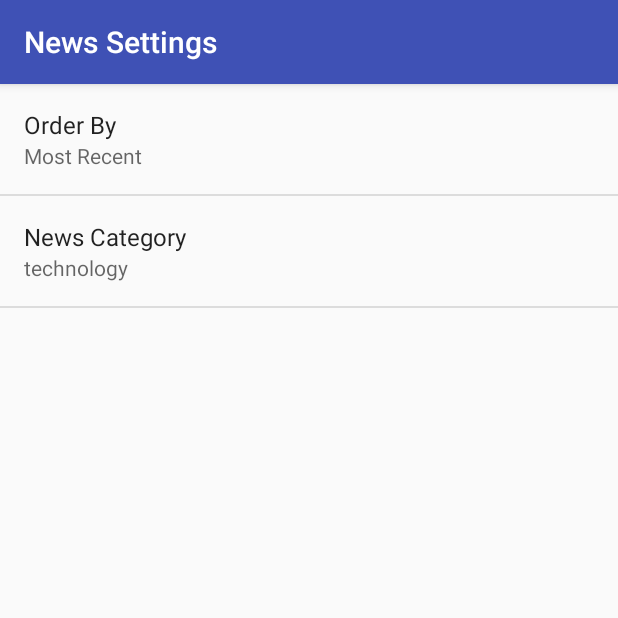
After one commit to tiwaryniraj/NewsApp, an Android app: the SettingsActivity screen opened directly, with no data from a screen before it, on a phone screen of 412 x 824 dp, the top half of it. The commit adds this screen. Run offline under Robolectric (Android 15) with nearby library versions, the phone set to English and light mode, and no system bars.

Commit message:
Updated App for Stage 2

```diff
--- /dev/null
+++ b/app/src/main/java/com/example/niraj/newsapp/SettingsActivity.java
@@ -0,0 +1,63 @@
+package com.example.niraj.newsapp;
+
+import android.content.SharedPreferences;
+import android.preference.ListPreference;
+import android.preference.Preference;
+import android.preference.PreferenceFragment;
+import android.preference.PreferenceManager;
+import android.support.v7.app.AppCompatActivity;
+import android.os.Bundle;
+
+public class SettingsActivity extends AppCompatActivity {
+
+    @Override
+    protected void onCreate(Bundle savedInstanceState) {
+        super.onCreate(savedInstanceState);
+        setContentView(R.layout.activity_settings);
+    }
+    public static class NewsPreferenceFragment extends PreferenceFragment implements Preference.OnPreferenceChangeListener {
+
+        @Override
+        public void onCreate(Bundle savedInstanceState) {
+            super.onCreate(savedInstanceState);
+            addPreferencesFromResource(R.xml.setting_main);
+            //Retrieves the key value from category´s Preference instance
+            Preference category = findPreference(getString(R.string.settings_category_key));
+            //Update the summary ( Visualization ) of the category preference when preference changes
+            bindPreferenceSummaryToValue(category);
+
+            //Retrieves the key value from orderBy´s Preference instance
+            Preference orderBy = findPreference(getString(R.string.settings_order_by_key));
+            //Update the summary ( Visualization ) of the orderBy preference when preference changes
+            bindPreferenceSummaryToValue(orderBy);
+
+        }
+
+        //Callback method executed when OnPreferenceChangeListener is executed and just returns a boolean value
+        @Override
+        public boolean onPreferenceChange(Preference preference, Object value) {
+
+            String stringValue = value.toString();
+            if (preference instanceof ListPreference) {
+                ListPreference listPreference = (ListPreference) preference;
+                int prefIndex = listPreference.findIndexOfValue(stringValue);
+                if (prefIndex >= 0) {
+                    CharSequence[] labels = listPreference.getEntries();
+                    preference.setSummary(labels[prefIndex]);
+                }
+            } else {
+                preference.setSummary(stringValue);
+            }
+            return true;
+        }
+
+        //Method that updates the summary on the settings Activity
+        private void bindPreferenceSummaryToValue(Preference preference) {
+
+            preference.setOnPreferenceChangeListener(this);
+            SharedPreferences preferences = PreferenceManager.getDefaultSharedPreferences(preference.getContext());
+            String preferenceString = preferences.getString(preference.getKey(), "");
+            onPreferenceChange(preference, preferenceString);
+        }
+    }
+}
--- /dev/null
+++ b/app/src/main/res/values/arrays.xml
@@ -0,0 +1,14 @@
+<?xml version="1.0" encoding="utf-8"?>
+<resources>
+    <string-array name="settings_order_by_labels">
+        <item>@string/settings_order_by_relevance_label</item>
+        <item>@string/settings_order_by_most_recent_label</item>
+        <item>@string/settings_order_by_oldest_label</item>
+    </string-array>
+
+    <string-array name="settings_order_by_values">
+        <item>@string/settings_order_by_relevance_value</item>
+        <item>@string/settings_order_by_most_recent_value</item>
+        <item>@string/settings_order_by_oldest_value</item>
+    </string-array>
+</resources>
--- a/app/src/main/res/values/strings.xml
+++ b/app/src/main/res/values/strings.xml
@@ -2,4 +2,44 @@
     <string name="app_name">NewsApp</string>
     <string name="no_news">No news available found! Please come back later and try again!</string>
     <string name="no_internet_connection">No internet connection! Please check your connectivity and try again!</string>
+    <string name="settings_menu_item">Settings</string>
+    <string name="settings_title">News Settings</string>
+
+    <!-- Strings used for the Preference Fragment -->
+    <!-- Key-->
+    <string name="api_key">424fd901-b046-406b-9b03-061cb142f72e</string>
+    <!-- Pop Up chart for Article Category Preference -->
+
+    <!-- Strings For Category Preference [CHAR LIMIT=30] -->
+    <string name="settings_category_label">News Category</string>
+    <!-- The following key is the value that will be appended to the URI -->
+    <string name="settings_category_key" translatable="false">category</string>
+    <string name="settings_category_default" translatable="false">technology</string>
+
+    <!-- Step 2 -->
+    <!-- Pop Up chart for OrderBy Preference -->
+    <!-- Strings For Order-By Preference [CHAR LIMIT=30] -->
+    <string name="settings_order_by_label">Order By</string>
+
+    <!-- The following key is the value that will be appended to the URI -->
+    <string name="settings_order_by_key" translatable="false">order_by</string>
+
+    <!-- Default category -->
+    <string name="settings_order_by_default" translatable="false">@string/settings_order_by_most_recent_value</string>
+    <!-- Options: -->
+    <!-- settings_order_by_relevance_value -->
+    <!-- settings_order_by_most_recent_value -->
+    <!-- settings_order_by_oldest_value -->
+
+    <!-- Label for order-by relevance option [CHAR LIMIT=20] -->
+    <string name="settings_order_by_relevance_label">Relevance</string> <!-- changed -->
+    <string name="settings_order_by_relevance_value" translatable="false">relevance</string>
+
+    <!-- Label for order-by most recent option [CHAR LIMIT=20] -->
+    <string name="settings_order_by_most_recent_label">Most Recent</string>
+    <string name="settings_order_by_most_recent_value" translatable="false">newest</string>
+
+    <!-- Label for order-by most recent option [CHAR LIMIT=20] -->
+    <string name="settings_order_by_oldest_label">Oldest</string>
+    <string name="settings_order_by_oldest_value" translatable="false">oldest</string>
 </resources>
--- /dev/null
+++ b/app/src/main/res/xml/setting_main.xml
@@ -0,0 +1,20 @@
+<PreferenceScreen
+    xmlns:android="http://schemas.android.com/apk/res/android"
+    android:title="@string/settings_title">
+
+    <ListPreference
+        android:defaultValue="@string/settings_order_by_default"
+        android:entries="@array/settings_order_by_labels"
+        android:entryValues="@array/settings_order_by_values"
+        android:key="@string/settings_order_by_key"
+        android:title="@string/settings_order_by_label" />
+
+    <EditTextPreference
+        android:defaultValue="@string/settings_category_default"
+        android:inputType="text"
+        android:key="@string/settings_category_key"
+        android:selectAllOnFocus="true"
+        android:title="@string/settings_category_label" />
+
+
+</PreferenceScreen>
```
Also changed, not shown: app/src/main/AndroidManifest.xml (+12 -2 lines), app/src/main/java/com/example/niraj/newsapp/NewsActivity.java (+46 -2 lines), app/src/main/res/layout/activity_settings.xml (added, +9 -0 lines), app/src/main/res/menu/main.xml (added, +8 -0 lines).
